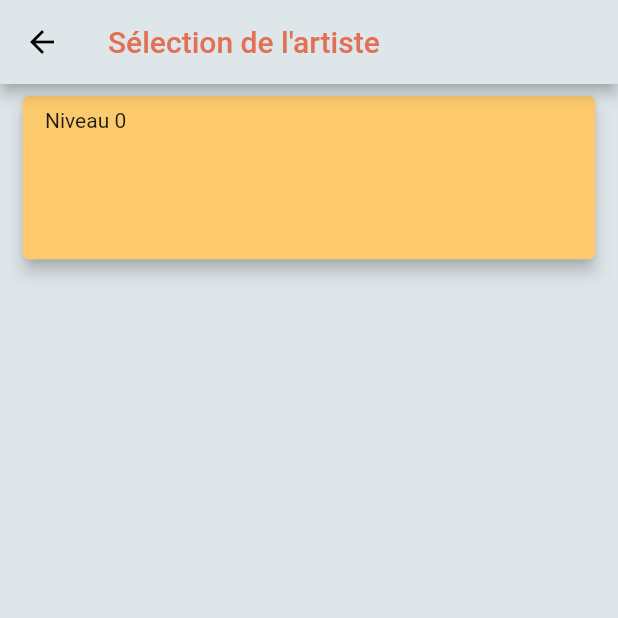
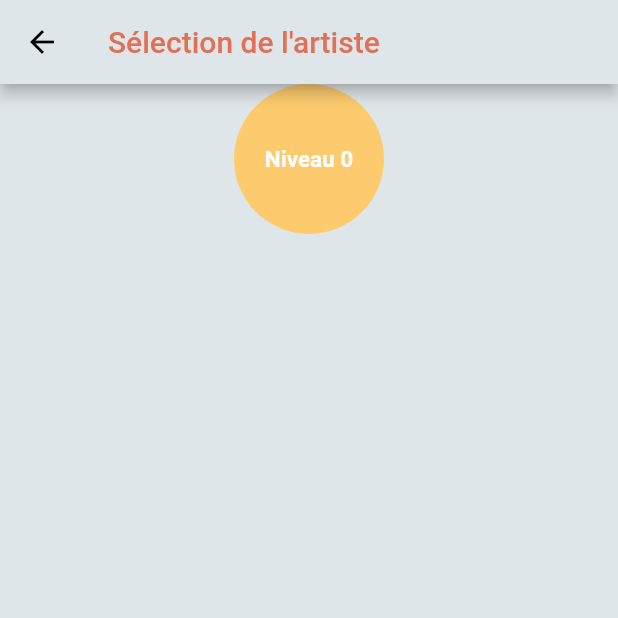
Before and after one commit to aurelienbouteiller/musika, a Flutter app: the SelectArtistPage screen opened directly with empty values, on a phone screen of 412 x 824 dp, the top half of it. Run offline on Flutter 3.47's test engine with Material 2 defaults, Android fonts, the phone set to English and light mode, and no system bars; our stand-ins replace audioplayers, firebase_auth, flare_flutter, font_awesome_flutter, google_sign_in; missing offline and left inert: flutter_facebook_login; accounts and stored records are empty.

```diff
--- a/lib/SelectArtistPage.dart
+++ b/lib/SelectArtistPage.dart
@@ -28,23 +28,19 @@ class _SelectArtistPageState extends State<SelectArtistPage> {
           children: <Widget>[
             Hero(
               tag: widget.level.id,
-              child: SizedBox(
-                width: double.infinity,
-                height: 125.0,
-                child: Card(
-                  elevation: 4.5,
-                  color: Colors.transparent,
-                  margin: EdgeInsets.symmetric(horizontal: 15.0, vertical: 8.0),
-                  child: ClipRRect(
-                    borderRadius: BorderRadius.circular(5.0),
-                    child: Container(
-                        decoration: BoxDecoration(
-                            color: Theme.of(context).primaryColor),
-                        child: Padding(
-                          padding: EdgeInsets.symmetric(
-                              horizontal: 15.0, vertical: 8.0),
-                          child: Text("Niveau ${widget.level.id}"),
-                        )),
+              child: Container(
+                width: 300,
+                height: 100,
+                decoration: BoxDecoration(
+                    color: Theme.of(context).primaryColor,
+                    shape: BoxShape.circle),
+                child: Center(
+                  child: Text(
+                    "Niveau ${widget.level.id}",
+                    style: TextStyle(
+                        color: Theme.of(context).secondaryHeaderColor,
+                        fontWeight: FontWeight.bold,
+                        fontSize: 15),
                   ),
                 ),
               ),
```
Also changed, not shown: lib/AuthentificationPage.dart (+8 -8 lines), lib/SelectLevelPage.dart (+18 -1 lines).
